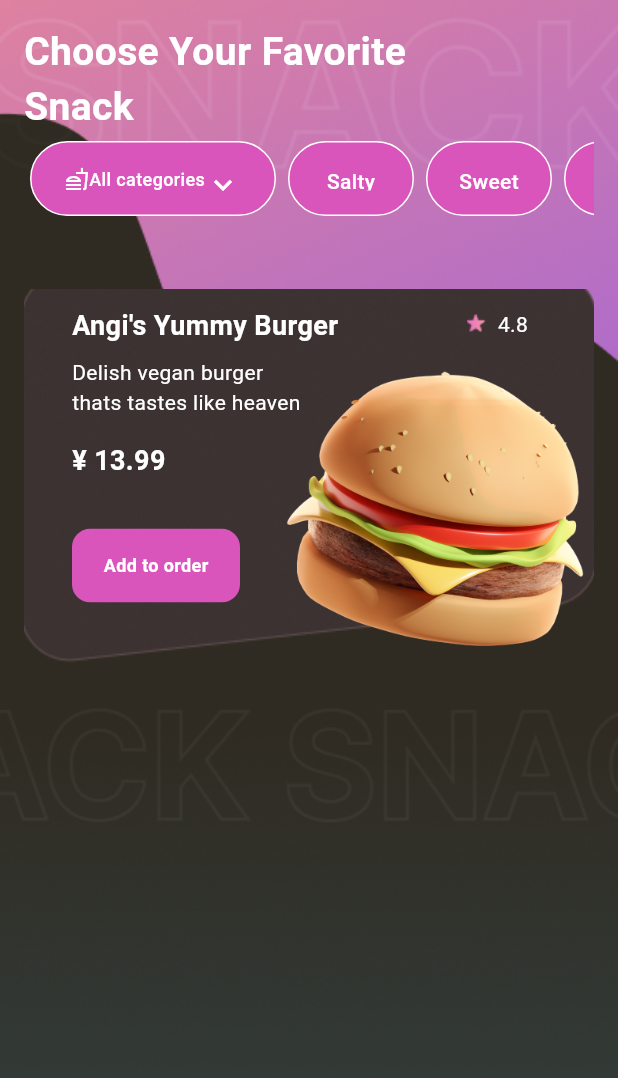
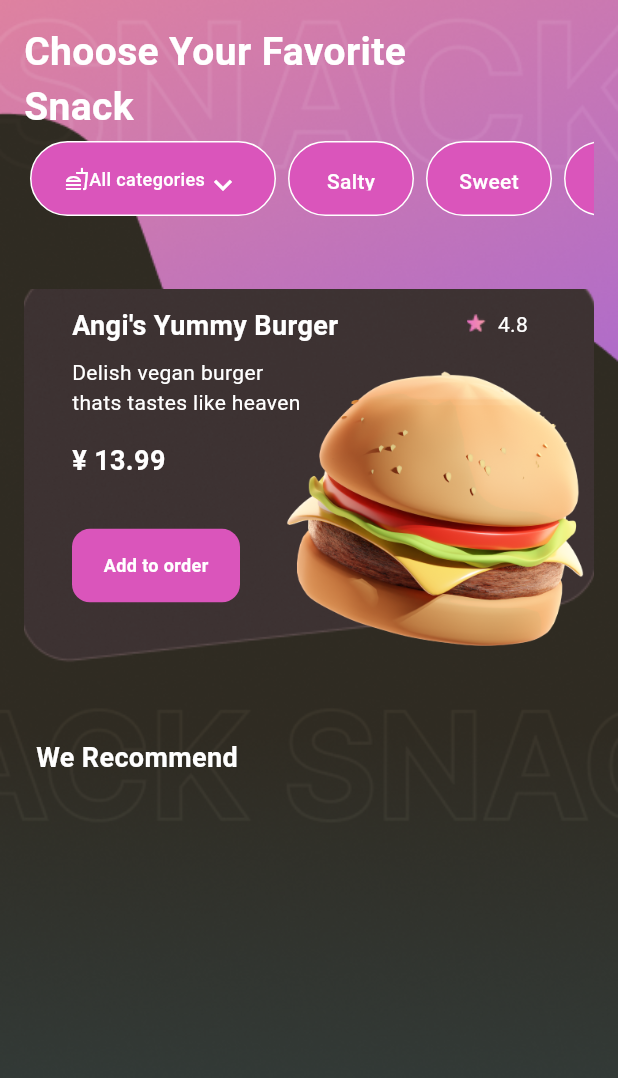
Before and after one commit to Dopa91/jp_design_challenge_dopatka, a Flutter app: the screen it shows after launch, after a tap on "Order Now", on a phone screen of 412 x 824 dp. Shown: the top 1078 px of the screen. Run offline on Flutter 3.47's test engine with Material 3 defaults, Android fonts, the phone set to English and light mode, and no system bars; our stand-ins replace blurrycontainer.

Commit message:
added widget  Text

```diff
--- a/lib/features/homepage/screens/homepage.dart
+++ b/lib/features/homepage/screens/homepage.dart
@@ -113,6 +113,17 @@ class Homepage extends StatelessWidget {
                         top: 32,
                         child: Image.asset("assets/images/Burger_3D.png"),
                       ),
+                      const Positioned(
+                        bottom: 290,
+                        left: 8,
+                        child: Text(
+                          "We Recommend",
+                          style: TextStyle(
+                              color: Colors.white,
+                              fontSize: 18,
+                              fontWeight: FontWeight.w700),
+                        ),
+                      ),
                     ],
                   ),
                 ),
```
